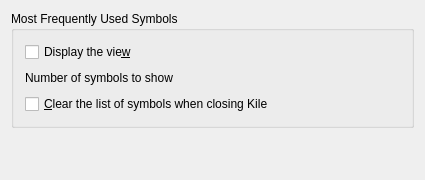
First picture: the form in src/widgets/symbolviewconfigwidget.ui, repository KDE/kile, before the edit.
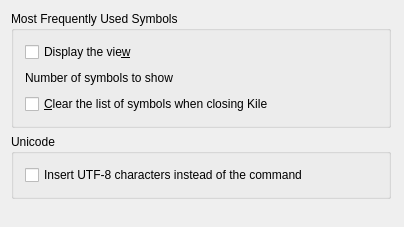
Second picture: the form after the edit. Custom widgets are drawn as their Qt base class.

Commit message: new file format for generating png symbols and UTF-8 support

```diff
--- a/src/widgets/symbolviewconfigwidget.ui
+++ b/src/widgets/symbolviewconfigwidget.ui
@@ -5,14 +5,23 @@
    <rect>
     <x>0</x>
     <y>0</y>
-    <width>421</width>
-    <height>180</height>
+    <width>404</width>
+    <height>227</height>
    </rect>
   </property>
   <property name="windowTitle" >
    <string>Symbol View</string>
   </property>
-  <layout class="QVBoxLayout" >
+  <widget class="QWidget" name="layoutWidget" >
+   <property name="geometry" >
+    <rect>
+     <x>0</x>
+     <y>0</y>
+     <width>402</width>
+     <height>227</height>
+    </rect>
+   </property>
+   <layout class="QVBoxLayout" name="verticalLayout_3" >
    <item>
     <widget class="QGroupBox" name="groupBox" >
      <property name="sizePolicy" >
@@ -27,7 +36,7 @@
      <property name="flat" >
       <bool>true</bool>
      </property>
-     <layout class="QVBoxLayout" >
+      <layout class="QVBoxLayout" name="verticalLayout_2" >
       <item>
        <widget class="QCheckBox" name="kcfg_displayMFUS" >
         <property name="text" >
@@ -72,7 +81,7 @@
       <item>
        <widget class="QCheckBox" name="kcfg_clearMFUS" >
         <property name="sizePolicy" >
-         <sizepolicy vsizetype="Preferred" hsizetype="Preferred" >
+          <sizepolicy vsizetype="Fixed" hsizetype="Minimum" >
           <horstretch>0</horstretch>
           <verstretch>0</verstretch>
          </sizepolicy>
@@ -85,6 +94,25 @@
      </layout>
     </widget>
    </item>
+    <item>
+     <widget class="QGroupBox" name="groupBox_2" >
+      <property name="title" >
+       <string>Unicode</string>
+      </property>
+      <property name="flat" >
+       <bool>true</bool>
+      </property>
+      <layout class="QVBoxLayout" name="verticalLayout" >
+       <item>
+        <widget class="QCheckBox" name="kcfg_symbolViewUTF8" >
+         <property name="text" >
+          <string>Insert UTF-8 characters instead of the command</string>
+         </property>
+        </widget>
+       </item>
+      </layout>
+     </widget>
+    </item>
    <item>
     <spacer>
      <property name="orientation" >
@@ -92,20 +120,21 @@
      </property>
      <property name="sizeHint" stdset="0" >
       <size>
-       <width>403</width>
-       <height>21</height>
+        <width>400</width>
+        <height>18</height>
       </size>
      </property>
     </spacer>
    </item>
   </layout>
+  </widget>
  </widget>
  <layoutdefault spacing="6" margin="11" />
  <pixmapfunction>qPixmapFromMimeSource</pixmapfunction>
  <customwidgets>
   <customwidget>
    <class>KIntNumInput</class>
-   <extends>QWidget</extends>
+   <extends></extends>
    <header>knuminput.h</header>
   </customwidget>
  </customwidgets>
```
Lines whose indentation alone changed are shown as unchanged. The commit also changes 11 other files.
